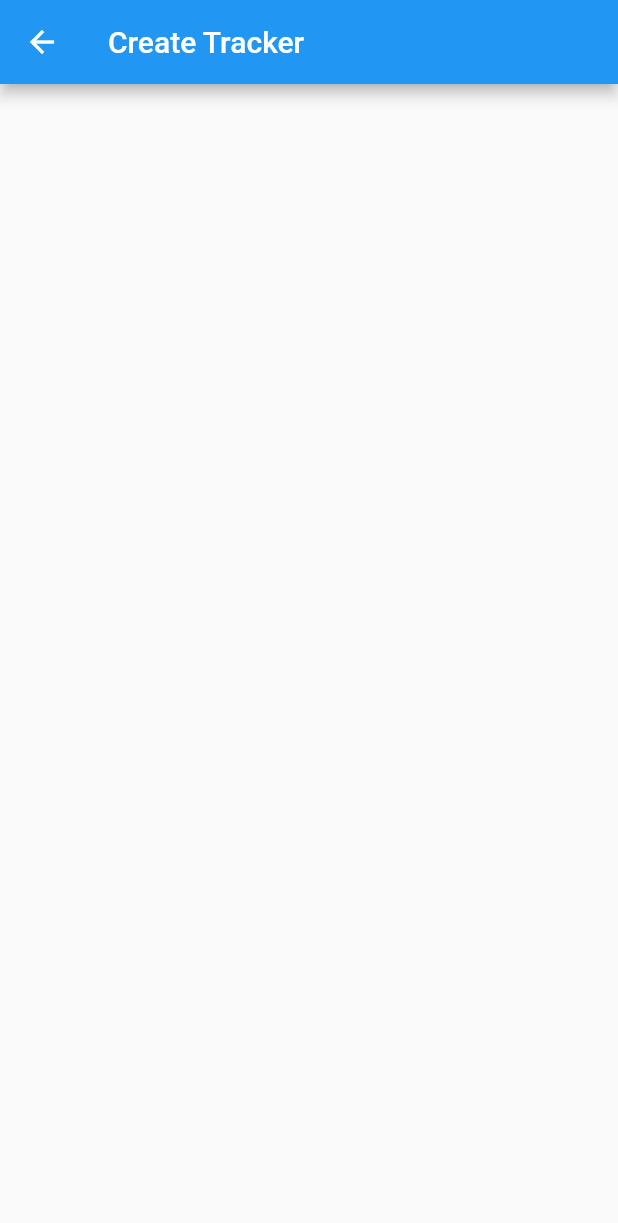
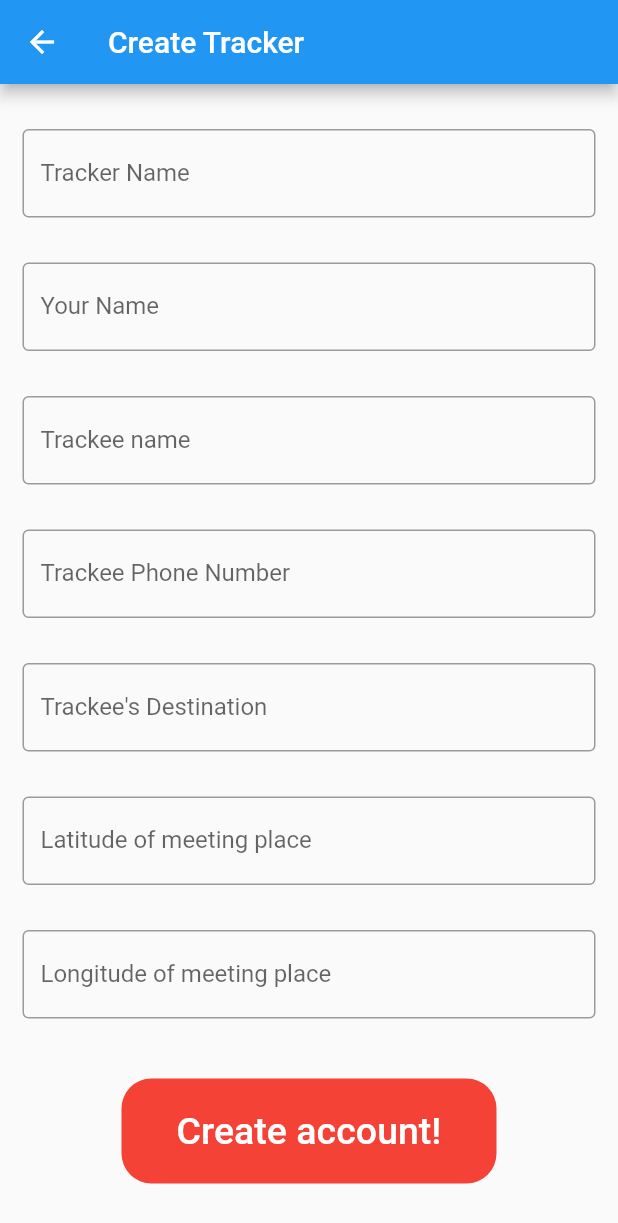
Before and after one commit to c25kenneth/street_wise, a Flutter app: the CreateTracker screen opened directly, on a phone screen of 412 x 824 dp. Shown: the top 1223 px of the screen. Run offline on Flutter 3.47's test engine with Material 2 defaults, Android fonts, the phone set to English and light mode, and no system bars; our stand-ins replace firebase_auth; missing offline and left inert: android_alarm_manager; accounts and stored records are empty.

Commit message:
added create tracker screen

```diff
--- a/lib/createTracker.dart
+++ b/lib/createTracker.dart
@@ -8,10 +8,158 @@ class CreateTracker extends StatefulWidget {
 }
 
 class _CreateTrackerState extends State<CreateTracker> {
+
+  String trackerName = '';
+  String name = '';
+  String trackeeName = '';
+  String trackeePhoneNumber = '';
+  String trackeeAddress = '';
+  String latitude = '';
+  String longitude = '';
   @override
   Widget build(BuildContext context) {
     return Scaffold(
       appBar: AppBar(title: Text('Create Tracker'),),
+      body: SingleChildScrollView(
+              child: Column(
+          children: [
+            SizedBox(height: 15.0,),
+            Padding(
+              child: TextFormField(
+                  decoration: InputDecoration(
+                  border: OutlineInputBorder(),
+                  labelText: 'Tracker Name',
+                  hintText: 'My Awesome Tracker for Jane!'
+                ),
+                onChanged: (val) {
+                  setState(() {
+                    trackerName = val;
+                  });
+                },
+                validator: (val) => val.isEmpty == true ? 'Please enter a tracker name!' : null,
+              ),
+              padding: EdgeInsets.all(15),
+
+            ),
+            Padding(
+              padding: EdgeInsets.all(15),
+              child: TextFormField(
+                  decoration: InputDecoration(
+                  border: OutlineInputBorder(),
+                  labelText: 'Your Name',
+                  hintText: 'John Doe'
+                ),
+                validator: (val) => val.isEmpty == true ? 'Please enter in your name!': null,
+
+                onChanged: (val) {
+                  setState(() {
+                    name = val;
+                  });
+                },
+
+              ),
+            ),
+            Padding(
+              child: TextFormField(
+                  decoration: InputDecoration(
+                  border: OutlineInputBorder(),
+                  labelText: 'Trackee name',
+                  hintText: 'Jane Doe'
+                ),
+                onChanged: (val) {
+                  setState(() {
+                    trackeeName = val;
+                  });
+                },
+                validator: (val) => val.isEmpty == true ? "Please enter the trackee's name!" : null,
+              ),
+              padding: EdgeInsets.all(15),
+           ),
+           Padding(
+              child: TextFormField(
+                  decoration: InputDecoration(
+                  border: OutlineInputBorder(),
+                  labelText: 'Trackee Phone Number',
+                  hintText: '1234567890'
+                ),
+                onChanged: (val) {
+                  setState(() {
+                    trackeePhoneNumber = val;
+                  });
+                },
+                validator: (val) => val.isEmpty == true ? "Please enter the trackee's name!" : null,
+              ),
+              padding: EdgeInsets.all(15),
+
+            ),
+            Padding(
+              child: TextFormField(
+                  decoration: InputDecoration(
+                  border: OutlineInputBorder(),
+                  labelText: "Trackee's Destination",
+                  hintText: '1234 NE 15th PL Houston, Texas, 12345'
+                ),
+                onChanged: (val) {
+                  setState(() {
+                    trackeeAddress = val;
+                  });
+                },
+                validator: (val) => val.isEmpty == true ? "Please enter the trackee's name!" : null,
+              ),
+              padding: EdgeInsets.all(15),
+            ),
+            Padding(
+              child: TextFormField(
+                  decoration: InputDecoration(
+                  border: OutlineInputBorder(),
+                  labelText: 'Latitude of meeting place',
+                  hintText: 'Latitude'
+                ),
+                onChanged: (val) {
+                  setState(() {
+                    latitude = val;
+                  });
+                },
+                validator: (val) => val.isEmpty == true ? "Please enter the location's latitude!" : null,
+              ),
+              padding: EdgeInsets.all(15),
+            ),
+            Padding(
+              child: TextFormField(
+                  decoration: InputDecoration(
+                  border: OutlineInputBorder(),
+                  labelText: 'Longitude of meeting place',
+                  hintText: 'Longitude'
+                ),
+                onChanged: (val) {
+                  setState(() {
+                    longitude = val;
+                  });
+                },
+                validator: (val) => val.isEmpty == true ? "Please enter the location's longitude" : null,
+              ),
+              padding: EdgeInsets.all(15),
+
+            ),
+            SizedBox(height: 25.0),
+            Container(
+              height: 70,
+              width: 250,
+              decoration: BoxDecoration(
+                  color: Colors.red, borderRadius: BorderRadius.circular(20)),
+              child: FlatButton(
+                onPressed: () async {
+                  print('$trackerName + $trackeeName + $name + $trackeePhoneNumber + $trackeeAddress + $latitude + $longitude');
+                },
+                child: Text(
+                  'Create account!',
+                  style: TextStyle(color: Colors.white, fontSize: 25),
+                ),
+              ),
+            ),
+          ],
+        ),
+      ),
     );
   }
 }
--- a/lib/home.dart
+++ b/lib/home.dart
@@ -28,13 +28,12 @@ class _HomeState extends State<Home> {
           ],
         ),
       ),
-      persistentFooterButtons: [
-        FlatButton(
-          onPressed: (){
-            Navigator.push(context, MaterialPageRoute(builder: (context) => CreateTracker()));
-          }
-        , child: Text('📌', style: TextStyle(fontSize: 35.0),))
-      ],
+      floatingActionButton: FloatingActionButton(
+        onPressed: (){
+          Navigator.push(context, MaterialPageRoute(builder: (context) => CreateTracker()));
+        },
+        child: Text('📍', style: TextStyle(fontSize: 35)),
+      ),
     );
   }
 }
```
